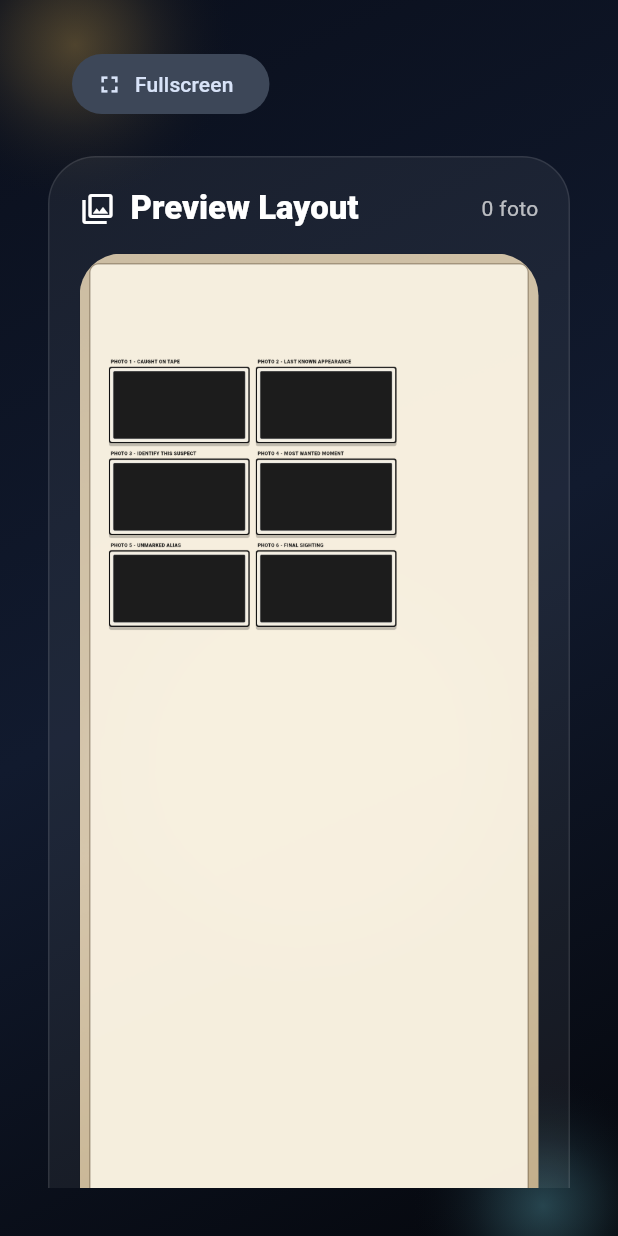
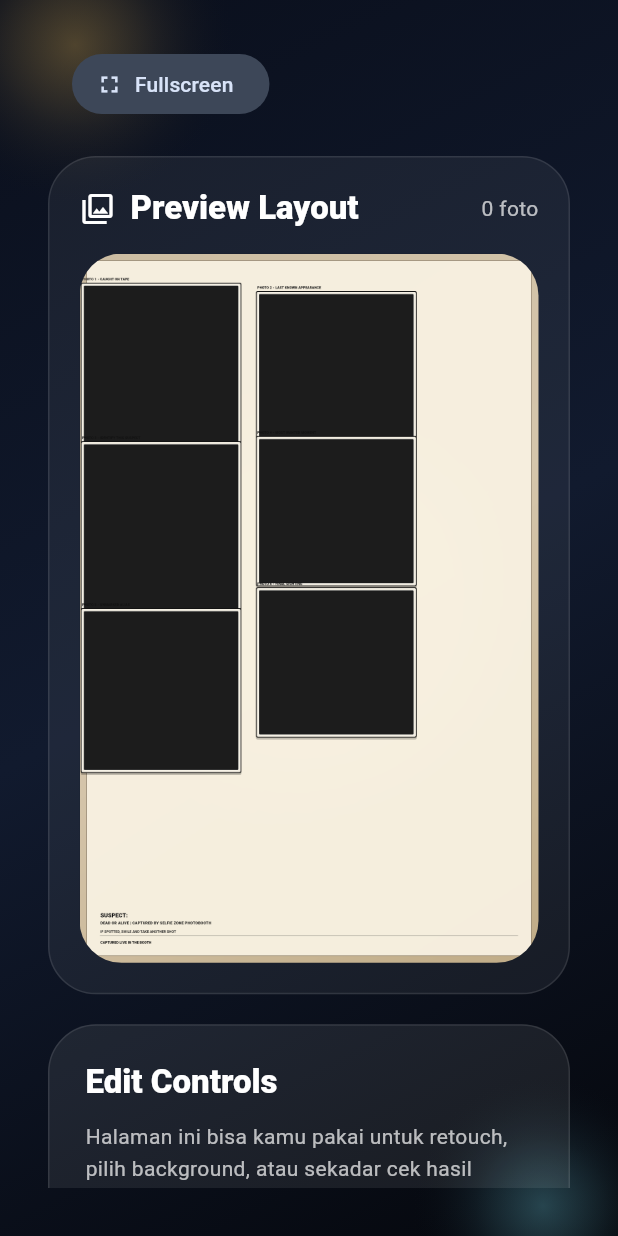
Before and after one commit to Drissha/photo_1, a Flutter app: the EditPage screen opened directly with empty values, on a phone screen of 412 x 824 dp. Run offline on Flutter 3.47's test engine with Material 3 defaults, Android fonts, the phone set to English and light mode, and no system bars; our stand-ins replace camera, file_picker, logger, nested, shared_preferences; missing offline and left inert: camera_desktop, window_manager; accounts and stored records are empty.

Commit message:
edit page tambah template

```diff
--- a/lib/pages/edit_page.dart
+++ b/lib/pages/edit_page.dart
@@ -747,7 +747,7 @@ try {
     switch (count) {
       case 1:
         return [
-          Rect.fromLTWH(paperLeft + 72, 500, paperWidth - 200, 860),
+          Rect.fromLTWH(paperLeft + 72, 500, paperWidth - 300, 1060),
         ];
       case 2:
         return [
@@ -770,12 +770,12 @@ try {
       case 6:
       default:
         return [
-          Rect.fromLTWH(paperLeft, 370, 460, 250),
-          Rect.fromLTWH(paperLeft + 480, 370, 460, 250),
-          Rect.fromLTWH(paperLeft, 670, 460, 250),
-          Rect.fromLTWH(paperLeft + 480, 670, 460, 250),
-          Rect.fromLTWH(paperLeft, 970, 460, 250),
-          Rect.fromLTWH(paperLeft + 480, 970, 460, 250),
+          Rect.fromLTWH(paperLeft - 90, 140, 770, 820),
+          Rect.fromLTWH(paperLeft + 750, 180, 770, 720),
+          Rect.fromLTWH(paperLeft - 90, 900, 770, 920),
+          Rect.fromLTWH(paperLeft + 750, 875, 770, 720),
+          Rect.fromLTWH(paperLeft - 90, 1700, 770, 790),
+          Rect.fromLTWH(paperLeft + 750, 1600, 770, 720),
         ];
     }
   }
@@ -1013,6 +1013,7 @@ try {
       case 'portrait1':
       case 'portrait2':
       case 'portrait3':
+      case 'portrait6':
         return _EditLayout.wantedPoster;
       case 'landscape4':
       case 'landscape6':
@@ -1244,7 +1245,7 @@ try {
                     color: Colors.black12,
                     image: DecorationImage(
                       image: FileImage(backgroundFile),
-                      fit: BoxFit.cover,
+                      fit: BoxFit.contain,
                       colorFilter: ColorFilter.mode(
                         Colors.black.withOpacity(0.24),
                         BlendMode.darken,
@@ -2163,7 +2164,7 @@ try {
                   child: index < widget.photoPaths.length
                       ? Image.file(
                           File(widget.photoPaths[index]),
-                          fit: BoxFit.cover,
+                          fit: BoxFit.contain,
                         )
                       : Container(color: const Color(0xFF1C1C1C)),
                 ),
@@ -2233,7 +2234,7 @@ try {
                 child: index < widget.photoPaths.length
                     ? Image.file(
                         File(widget.photoPaths[index]),
-                        fit: BoxFit.cover,
+                        fit: BoxFit.contain,
                       )
                     : Container(
                         color: const Color(0xFF1C1C1C),
@@ -2576,8 +2577,8 @@ class _LayoutExportSpec {
     final isWantedPoster = layout == _EditLayout.wantedPoster;
 
     return _LayoutExportSpec(
-      width: isLandscapePoster ? 3300 : 1500,
-      height: isLandscapePoster ? 2000 : 3300,
+      width: isLandscapePoster ? 3600 : 2200,
+      height: isLandscapePoster ? 2400 : 3400,
       margin: 20,
       headerHeight: isLandscapePoster ? 40 : 90,
       footerHeight: isWantedPoster
--- a/lib/pages/home_page.dart
+++ b/lib/pages/home_page.dart
@@ -262,6 +262,7 @@ class _HomePageState extends State<HomePage> {
           _LayoutChoice(key: 'portrait3', label: 'Portrait 3 Take', description: 'Template portrait, 3 foto'),
           _LayoutChoice(key: 'landscape4', label: 'Landscape 4 Take', description: 'Template landscape, 4 foto'),
           _LayoutChoice(key: 'landscape6', label: 'Landscape 6 Take', description: 'Template landscape, 6 foto'),
+          _LayoutChoice(key: 'portrait6', label: 'Portrait 6 Take', description: 'Template portrait, 6 foto'),
         ];
 
         return StatefulBuilder(
@@ -688,6 +689,8 @@ int _photoCountForBackground(String backgroundKey) {
       return 4;
     case 'landscape6':
       return 6;
+    case 'portrait6':
+      return 6;
     default:
       return 3;
   }
```
Also changed, not shown: lib/pages/landing_page.dart (+9 -0 lines).
